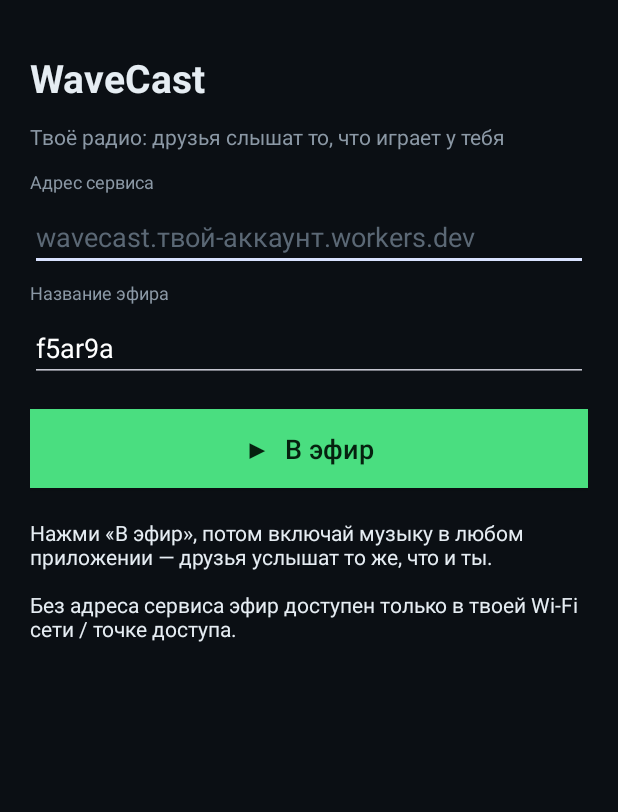
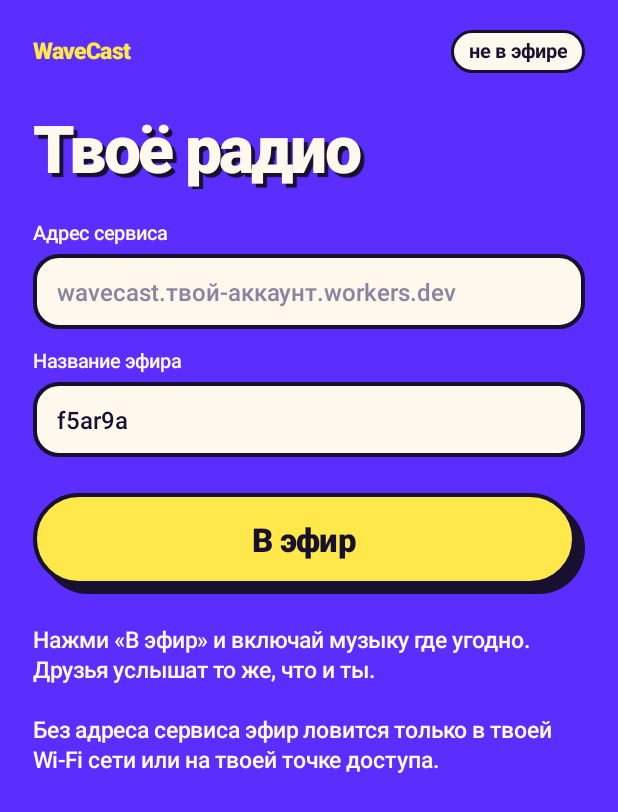
Before and after one commit to Smoke-Dev13/wavecast, an Android app: the screen it shows after launch (MainActivity), on a phone screen of 412 x 824 dp. Shown: the top 812 px of the screen. Run offline under Robolectric (Android 15) with nearby library versions, the phone set to English and light mode, and no system bars.

Commit message:
WaveCast 0.4.0: new visual identity for listener pages and the Android app, listener count fix
Co-Authored-By: Claude Fable 5.2 <noreply@anthropic.com>
Claude-Session: https://claude.ai/code/session_0131VgQXLsFyJvw8UUv6V3Bj

```diff
--- a/android/app/build.gradle.kts
+++ b/android/app/build.gradle.kts
@@ -11,8 +11,8 @@ android {
         applicationId = "dev.smoke.wavecast"
         minSdk = 29          // AudioPlaybackCapture появился в Android 10
         targetSdk = 34
-        versionCode = 3
-        versionName = "0.3.0"
+        versionCode = 4
+        versionName = "0.4.0"
     }
 
     signingConfigs {
--- a/android/app/src/main/java/dev/smoke/wavecast/CaptureService.kt
+++ b/android/app/src/main/java/dev/smoke/wavecast/CaptureService.kt
@@ -117,7 +117,7 @@ class CaptureService : Service() {
         // Локальный сервер нужен всегда: он раздаёт звук по Wi-Fi и кормит P2P-страницу
         val want = intent.getIntExtra(EXTRA_PORT, 8080)
         val srv = (want until want + 10).firstNotNullOfOrNull { p ->
-            runCatching { p to LocalServer(p, assets) { n -> publish(status.copy(localListeners = (n - p2pFeed()).coerceAtLeast(0))); updateNotification() } }.getOrNull()
+            runCatching { p to LocalServer(p, assets) { n -> publish(status.copy(localListeners = n)); updateNotification() } }.getOrNull()
         }
         if (srv == null) { fail("Порты $want–${want + 9} заняты"); return }
         val port = srv.first
@@ -177,9 +177,6 @@ class CaptureService : Service() {
         check(rec.state == AudioRecord.STATE_INITIALIZED) { "не инициализирован" }
         return rec
     }
-
-    /** P2P-страница сама подключена к локальному серверу — не считаем её слушателем. */
-    private fun p2pFeed() = if (p2p != null) 1 else 0
 
     private fun chunkBytes() = SAMPLE_RATE * CHUNK_MS / 1000 * CHANNELS * 2
 
--- a/android/app/src/main/java/dev/smoke/wavecast/MainActivity.kt
+++ b/android/app/src/main/java/dev/smoke/wavecast/MainActivity.kt
@@ -9,6 +9,12 @@ import android.content.pm.PackageManager
 import android.graphics.Bitmap
 import android.graphics.Color
 import android.graphics.Typeface
+import android.graphics.drawable.Drawable
+import android.graphics.drawable.GradientDrawable
+import android.graphics.drawable.LayerDrawable
+import android.annotation.SuppressLint
+import android.view.MotionEvent
+import android.widget.FrameLayout
 import android.media.projection.MediaProjectionManager
 import android.os.Build
 import android.os.Bundle
@@ -37,6 +43,12 @@ class MainActivity : Activity() {
     private lateinit var tvStatus: TextView
     private lateinit var tvLink: TextView
     private lateinit var ivQr: ImageView
+    private lateinit var qrCard: FrameLayout
+    private lateinit var tvLive: TextView
+    private lateinit var tvCount: TextView
+    private lateinit var tvCountLabel: TextView
+    private lateinit var lblService: TextView
+    private lateinit var lblRoom: TextView
     private var qrFor: String? = null
 
     override fun onCreate(savedInstanceState: Bundle?) {
@@ -117,97 +129,153 @@ class MainActivity : Activity() {
 
     private fun render(s: CaptureService.Status) {
         val on = s.running
-        btn.text = if (on) "■  Остановить эфир" else "▶  В эфир"
-        btn.setBackgroundColor(if (on) Color.parseColor("#2A3440") else ACCENT)
-        btn.setTextColor(if (on) Color.WHITE else Color.parseColor("#06210F"))
-        etService.isEnabled = !on
-        etRoom.isEnabled = !on
-
+        btn.text = if (on) "Закончить эфир" else "В эфир"
+        btn.background = sticker(if (on) GUM else LEMON, 99, 6)
+        tvLive.text = if (on) "в эфире" else "не в эфире"
+        tvLive.background = sticker(if (on) GUM else MILK, 99, 0, 2)
+        val total = s.p2pListeners + s.localListeners
+        tvCount.visibility = if (on) View.VISIBLE else View.GONE
+        tvCount.text = "$total"
+        tvCountLabel.visibility = tvCount.visibility
+        tvCountLabel.text = if (total % 10 == 1 && total % 100 != 11) "слушает сейчас" else "слушают сейчас"
+        listOf(lblService, etService, lblRoom, etRoom).forEach { it.visibility = if (on) View.GONE else View.VISIBLE }
         val url = if (on) link(s) else null
-        listOf(tvLink, ivQr, btnShare).forEach { it.visibility = if (url != null) View.VISIBLE else View.GONE }
+        listOf(tvLink, qrCard, btnShare).forEach { it.visibility = if (url != null) View.VISIBLE else View.GONE }
         if (url != null) {
             tvLink.text = url
             if (qrFor != url) { ivQr.setImageBitmap(qr(url)); qrFor = url }
         }
 
         val sb = StringBuilder()
-        if (s.error != null) sb.append("⚠ ${s.error}\n\n")
+        if (s.error != null) sb.append("Не получилось: ${s.error}\n\n")
         if (!on) {
-            sb.append("Нажми «В эфир», потом включай музыку в любом приложении — друзья услышат то же, что и ты.\n\n")
-            sb.append(if (etService.text.isBlank()) "Без адреса сервиса эфир доступен только в твоей Wi-Fi сети / точке доступа."
-                      else "Друзья подключаются по ссылке или QR-коду, из любой сети.")
+            sb.append("Нажми «В эфир» и включай музыку где угодно. Друзья услышат то же, что и ты.\n\n")
+            sb.append(if (etService.text.isBlank()) "Без адреса сервиса эфир ловится только в твоей Wi-Fi сети или на твоей точке доступа."
+                      else "Друзья заходят по ссылке или QR-коду из любой сети.")
         } else {
-            sb.append("● В ЭФИРЕ\n\n")
-            if (s.p2pUrl != null) {
-                sb.append("По ссылке: слушателей ${s.p2pListeners}")
-                if (!s.p2pConnected) sb.append("\n⚠ ${s.p2pError ?: "подключаюсь к сервису…"}")
-                sb.append("\n\n")
-            }
+            if (s.p2pUrl != null && !s.p2pConnected) sb.append("Нет связи с сервисом: ${s.p2pError ?: "подключаюсь…"}\n\n")
             if (s.localUrls.isNotEmpty()) {
-                sb.append("В твоей Wi-Fi сети, без интернета (слушателей ${s.localListeners}):\n")
-                s.localUrls.forEach { sb.append("   $it\n") }
+                sb.append(if (s.p2pUrl != null) "Рядом и без интернета, в твоей Wi-Fi сети:\n" else "Ссылка работает в твоей Wi-Fi сети или на твоей точке доступа.\n")
+                if (s.p2pUrl != null) s.localUrls.forEach { sb.append("$it\n") }
             } else if (s.p2pUrl == null) sb.append("Нет Wi-Fi сети: подключись к Wi-Fi или включи точку доступа.\n")
         }
         tvStatus.text = sb.toString()
     }
 
+    private fun px(v: Int) = (v * resources.displayMetrics.density).toInt()
+
+    /** «Наклейка»: заливка с чернильной обводкой и жёсткой тенью со сдвигом. */
+    private fun sticker(fill: Int, radius: Int, shadow: Int = 5, stroke: Int = 3): Drawable {
+        fun shape(color: Int, line: Boolean) = GradientDrawable().apply {
+            setColor(color); cornerRadius = px(radius).toFloat()
+            if (line) setStroke(px(stroke), INK)
+        }
+        if (shadow == 0) return shape(fill, true)
+        return LayerDrawable(arrayOf(shape(INK, false), shape(fill, true))).apply {
+            setLayerInset(0, px(shadow), px(shadow), 0, 0)
+            setLayerInset(1, 0, 0, px(shadow), px(shadow))
+        }
+    }
+
+    /** Кнопка «проваливается» в тень при нажатии. */
+    @SuppressLint("ClickableViewAccessibility")
+    private fun pressable(v: View, shadow: Int) = v.setOnTouchListener { _, e ->
+        val d = when (e.actionMasked) { MotionEvent.ACTION_DOWN -> px(shadow) * 0.6f; MotionEvent.ACTION_UP, MotionEvent.ACTION_CANCEL -> 0f; else -> return@setOnTouchListener false }
+        v.animate().translationX(d).translationY(d).setDuration(60).start()
+        false
+    }
+
     private fun buildUi(): View {
-        val dp = resources.displayMetrics.density
-        fun px(v: Int) = (v * dp).toInt()
+        window.statusBarColor = UV
+        window.navigationBarColor = UV
+        val display = Typeface.create("sans-serif-black", Typeface.NORMAL)
+        val medium = Typeface.create("sans-serif-medium", Typeface.NORMAL)
         val root = LinearLayout(this).apply {
             orientation = LinearLayout.VERTICAL
-            setPadding(px(20), px(28), px(20), px(20))
+            setPadding(px(22), px(20), px(22), px(28))
         }
-        fun label(t: String, size: Float = 14f, bold: Boolean = false, color: String = "#E6EDF3") = TextView(this).apply {
-            text = t; textSize = size; setTextColor(Color.parseColor(color))
-            if (bold) typeface = Typeface.DEFAULT_BOLD
-            setPadding(0, px(6), 0, px(6))
+        fun text(t: String, size: Float, color: Int = MILK, face: Typeface = medium) = TextView(this).apply {
+            text = t; textSize = size; setTextColor(color); typeface = face; includeFontPadding = false
         }
-        fun field(hint: String, type: Int) = EditText(this).apply {
-            this.hint = hint; inputType = type; setSingleLine()
-            setTextColor(Color.WHITE); setHintTextColor(Color.parseColor("#5B6875"))
+        fun field(hint: String) = EditText(this).apply {
+            this.hint = hint; setSingleLine(); textSize = 16f; typeface = medium
+            inputType = InputType.TYPE_CLASS_TEXT or InputType.TYPE_TEXT_VARIATION_URI
+            setTextColor(INK); setHintTextColor(Color.parseColor("#8A84A0"))
+            background = sticker(MILK, 16, 0)
+            setPadding(px(16), px(14), px(16), px(14))
         }
-        fun wide(top: Int = 0, bottom: Int = 0) = LinearLayout.LayoutParams(
+        fun button(fill: Int, size: Float, shadow: Int) = Button(this).apply {
+            isAllCaps = false; textSize = size; typeface = display; setTextColor(INK); letterSpacing = -0.02f
+            stateListAnimator = null; background = sticker(fill, 99, shadow)
+            setPadding(px(20), px(16), px(20 + shadow), px(16 + shadow))
+            pressable(this, shadow)
+        }
+        fun wide(top: Int = 0) = LinearLayout.LayoutParams(
             LinearLayout.LayoutParams.MATCH_PARENT, LinearLayout.LayoutParams.WRAP_CONTENT
-        ).apply { topMargin = px(top); bottomMargin = px(bottom) }
+        ).apply { topMargin = px(top) }
+        fun wrap(top: Int = 0, center: Boolean = false) = LinearLayout.LayoutParams(
+            LinearLayout.LayoutParams.WRAP_CONTENT, LinearLayout.LayoutParams.WRAP_CONTENT
+        ).apply { topMargin = px(top); if (center) gravity = Gravity.CENTER_HORIZONTAL }
 
-        root.addView(label("WaveCast", 26f, true))
-        root.addView(label("Твоё радио: друзья слышат то, что играет у тебя", color = "#8B98A5"))
+        // шапка: марка слева, статус эфира справа
+        val head = LinearLayout(this).apply { gravity = Gravity.CENTER_VERTICAL }
+        head.addView(text("WaveCast", 15f, LEMON, display), LinearLayout.LayoutParams(0, LinearLayout.LayoutParams.WRAP_CONTENT, 1f))
+        tvLive = text("не в эфире", 13f, INK, Typeface.DEFAULT_BOLD).apply { setPadding(px(12), px(7), px(12), px(7)) }
+        head.addView(tvLive)
+        root.addView(head, wide())
 
-        root.addView(label("Адрес сервиса", 12f, color = "#8B98A5"))
-        etService = field("wavecast.твой-аккаунт.workers.dev", InputType.TYPE_CLASS_TEXT or InputType.TYPE_TEXT_VARIATION_URI)
-        root.addView(etService)
-        root.addView(label("Название эфира", 12f, color = "#8B98A5"))
-        etRoom = field("party", InputType.TYPE_CLASS_TEXT or InputType.TYPE_TEXT_VARIATION_URI)
-        root.addView(etRoom)
+        root.addView(text("Твоё радио", 44f, MILK, display).apply {
+            letterSpacing = -0.04f
+            setShadowLayer(0.01f, px(3).toFloat(), px(3).toFloat(), INK)
+        }, wide(top = 26))
 
-        btn = Button(this).apply { textSize = 18f; isAllCaps = false; setPadding(0, px(14), 0, px(14)) }
-        root.addView(btn, wide(top = 18, bottom = 14))
+        tvCount = text("0", 72f, LEMON, display).apply { setShadowLayer(0.01f, px(4).toFloat(), px(4).toFloat(), INK); visibility = View.GONE }
+        root.addView(tvCount, wide(top = 14))
+        tvCountLabel = text("слушают сейчас", 16f).apply { visibility = View.GONE }
+        root.addView(tvCountLabel, wide())
 
-        ivQr = ImageView(this).apply { visibility = View.GONE }
-        root.addView(ivQr, LinearLayout.LayoutParams(px(220), px(220)).apply { gravity = Gravity.CENTER_HORIZONTAL })
-        tvLink = label("", 15f, true, "#4ADE80").apply { gravity = Gravity.CENTER; visibility = View.GONE }
-        root.addView(tvLink, wide(top = 8))
-        btnShare = Button(this).apply { text = "Поделиться ссылкой"; isAllCaps = false; visibility = View.GONE }
-        root.addView(btnShare, wide(bottom = 10))
+        lblService = text("Адрес сервиса", 13f)
+        root.addView(lblService, wide(top = 22))
+        etService = field("wavecast.твой-аккаунт.workers.dev")
+        root.addView(etService, wide(top = 6))
+        lblRoom = text("Название эфира", 13f)
+        root.addView(lblRoom, wide(top = 14))
+        etRoom = field("party")
+        root.addView(etRoom, wide(top = 6))
 
-        tvStatus = label("")
-        root.addView(tvStatus)
+        btn = button(LEMON, 22f, 6)
+        root.addView(btn, wide(top = 24))
 
-        return ScrollView(this).apply { setBackgroundColor(Color.parseColor("#0B0F14")); addView(root) }
+        // QR-наклейка, слегка повёрнутая
+        ivQr = ImageView(this)
+        qrCard = FrameLayout(this).apply {
+            background = sticker(MILK, 22, 6); rotation = -2f; visibility = View.GONE
+            setPadding(px(14), px(14), px(20), px(20))
+            addView(ivQr, FrameLayout.LayoutParams(px(200), px(200)))
+        }
+        root.addView(qrCard, wrap(top = 26, center = true))
+        tvLink = text("", 15f, LEMON, Typeface.DEFAULT_BOLD).apply { gravity = Gravity.CENTER; visibility = View.GONE; setPadding(0, px(8), 0, px(8)) }
+        root.addView(tvLink, wide(top = 14))
+        btnShare = button(MINT, 17f, 4).apply { text = "Позвать друзей"; visibility = View.GONE }
+        root.addView(btnShare, wide(top = 8))
+
+        tvStatus = text("", 15f).apply { setLineSpacing(px(3).toFloat(), 1f) }
+        root.addView(tvStatus, wide(top = 22))
+
+        return ScrollView(this).apply { setBackgroundColor(UV); isFillViewport = true; addView(root) }
     }
 
     private fun qr(text: String): Bitmap {
         val n = 480
         val m = QRCodeWriter().encode(text, BarcodeFormat.QR_CODE, n, n)
-        val px = IntArray(n * n) { if (m.get(it % n, it / n)) Color.BLACK else Color.WHITE }
+        val px = IntArray(n * n) { if (m.get(it % n, it / n)) INK else MILK }
         return Bitmap.createBitmap(px, n, n, Bitmap.Config.RGB_565)
     }
 
     private fun share() {
         val url = link(CaptureService.status) ?: return
         val i = Intent(Intent.ACTION_SEND).setType("text/plain")
-            .putExtra(Intent.EXTRA_TEXT, "Слушай мой эфир в WaveCast: $url")
+            .putExtra(Intent.EXTRA_TEXT, "Залетай в мой эфир: $url")
         startActivity(Intent.createChooser(i, "Поделиться эфиром"))
     }
 
@@ -222,7 +290,12 @@ class MainActivity : Activity() {
     companion object {
         private const val REQ_PERMS = 1
         private const val REQ_PROJECTION = 2
-        private val ACCENT = Color.parseColor("#4ADE80")
+        private val UV = Color.parseColor("#5B2EFF")
+        private val INK = Color.parseColor("#17102E")
+        private val LEMON = Color.parseColor("#FFE94A")
+        private val GUM = Color.parseColor("#FF5FA2")
+        private val MILK = Color.parseColor("#FFF8EC")
+        private val MINT = Color.parseColor("#7CF5C4")
         private val ROOM_RE = Regex("^[a-z0-9][a-z0-9_-]{0,47}$")
         private const val ROOM_CHARS = "abcdefghjkmnpqrstuvwxyz23456789"
         private const val KEY_CHARS = "abcdefghijklmnopqrstuvwxyzABCDEFGHIJKLMNOPQRSTUVWXYZ0123456789"
--- a/android/app/src/main/res/drawable/ic_wave.xml
+++ b/android/app/src/main/res/drawable/ic_wave.xml
@@ -2,7 +2,7 @@
 <vector xmlns:android="http://schemas.android.com/apk/res/android"
     android:width="108dp" android:height="108dp"
     android:viewportWidth="24" android:viewportHeight="24">
-    <path android:fillColor="#0B0F14" android:pathData="M0,0h24v24h-24z" />
-    <path android:fillColor="#4ADE80"
+    <path android:fillColor="#5B2EFF" android:pathData="M0,0h24v24h-24z" />
+    <path android:fillColor="#FFE94A"
         android:pathData="M5,10h2v4h-2zM9,7h2v10h-2zM13,4h2v16h-2zM17,9h2v6h-2z" />
 </vector>
```
Also changed, not shown: android/app/src/main/java/dev/smoke/wavecast/LocalServer.kt (+6 -5 lines), 2 other files.
